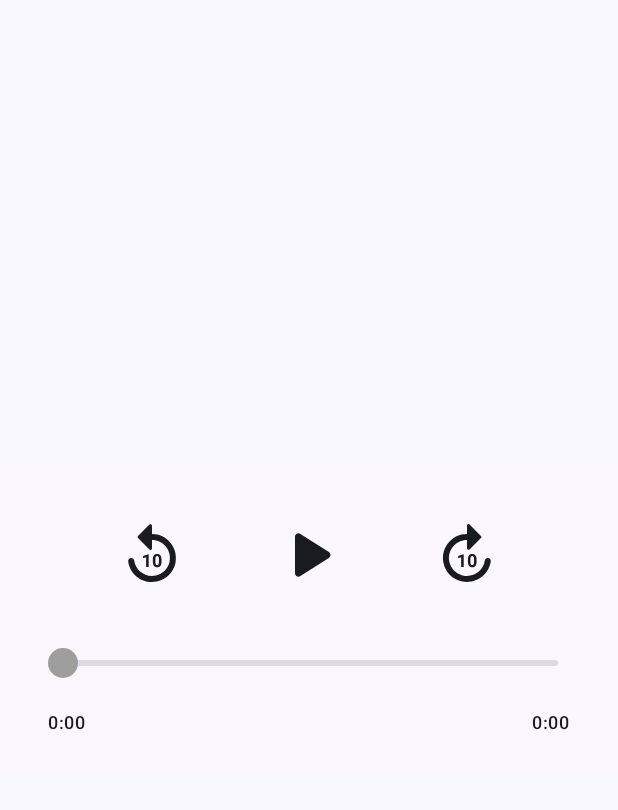
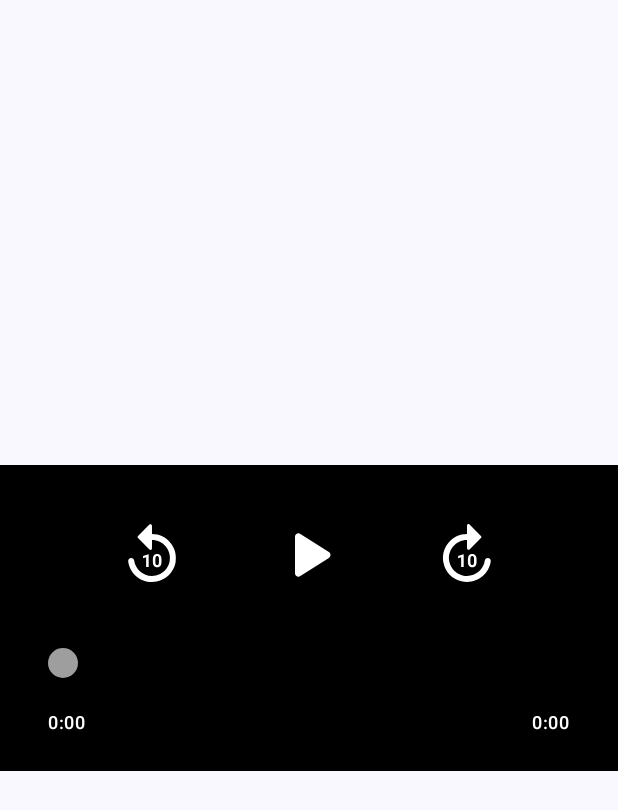
Before and after one commit to Polaralias/AudioFocus, an Android app built with Jetpack Compose: the composable ControlsOverlay shown on its own in the app's theme, on a phone screen of 412 x 824 dp. Shown: the top 810 px of the screen. Run offline under Robolectric (Android 15) with nearby library versions, the phone set to English and light mode, and no system bars.

Commit message:
Derive overlay control colors from fill preferences

```diff
--- a/app/build.gradle.kts
+++ b/app/build.gradle.kts
@@ -82,6 +82,7 @@ dependencies {
     implementation("androidx.compose.material3:material3")
     implementation("androidx.compose.material:material")
     implementation("androidx.compose.material:material-icons-extended")
+    implementation("androidx.palette:palette-ktx:1.0.0")
 
     implementation("androidx.appcompat:appcompat:1.6.1")
     implementation("com.google.android.material:material:1.11.0")
--- a/app/src/main/java/com/polaralias/audiofocus/ui/controls/ControlsOverlay.kt
+++ b/app/src/main/java/com/polaralias/audiofocus/ui/controls/ControlsOverlay.kt
@@ -11,6 +11,7 @@ import androidx.compose.foundation.layout.height
 import androidx.compose.foundation.layout.padding
 import androidx.compose.foundation.layout.size
 import androidx.compose.foundation.layout.wrapContentHeight
+import android.graphics.Color as AndroidColor
 import androidx.compose.material3.Surface
 import androidx.compose.material.Icon
 import androidx.compose.material.IconButton
@@ -33,6 +34,8 @@ import androidx.compose.ui.platform.LocalHapticFeedback
 import androidx.compose.ui.res.stringResource
 import androidx.compose.ui.text.font.FontWeight
 import androidx.compose.ui.unit.dp
+import androidx.compose.ui.graphics.Color
+import com.polaralias.audiofocus.data.OverlayFillMode
 import kotlin.math.roundToInt
 import com.polaralias.audiofocus.R
 
@@ -53,6 +56,15 @@ fun ControlsOverlay(
     val iconSizeSeek = if (state.isPartialOverlay) 40.dp else 48.dp
     val iconSizePlay = if (state.isPartialOverlay) 48.dp else 56.dp
     val spacerHeight = if (state.isPartialOverlay) 8.dp else 12.dp
+    val containerColor = remember(state.containerColor) { Color(state.containerColor) }
+    val baseContentColor = remember(state.contentColor) { Color(state.contentColor) }
+    val contentColor = remember(state.overlayColor, state.overlayFillMode, baseContentColor) {
+        if (state.overlayFillMode == OverlayFillMode.SOLID_COLOR && state.overlayColor == AndroidColor.BLACK) {
+            Color.White
+        } else {
+            baseContentColor
+        }
+    }
 
     Box(
         modifier = Modifier.fillMaxSize(),
@@ -62,7 +74,8 @@ fun ControlsOverlay(
             modifier = Modifier
                 .fillMaxWidth()
                 .wrapContentHeight(),
-            color = MaterialTheme.colorScheme.surface.copy(alpha = 0.92f)
+            color = containerColor,
+            contentColor = contentColor
         ) {
             Column(
                 modifier = Modifier
@@ -88,7 +101,7 @@ fun ControlsOverlay(
                         Icon(
                             imageVector = Icons.Rounded.Replay10,
                             contentDescription = rewindDescription,
-                            tint = MaterialTheme.colorScheme.onSurface,
+                            tint = contentColor,
                             modifier = Modifier.size(iconSizeSeek)
                         )
                     }
@@ -103,7 +116,7 @@ fun ControlsOverlay(
                         Icon(
                             imageVector = if (state.isPlaying) Icons.Rounded.Pause else Icons.Rounded.PlayArrow,
                             contentDescription = playDescription,
-                            tint = MaterialTheme.colorScheme.onSurface,
+                            tint = contentColor,
                             modifier = Modifier.size(iconSizePlay)
                         )
                     }
@@ -120,7 +133,7 @@ fun ControlsOverlay(
                         Icon(
                             imageVector = Icons.Rounded.Forward10,
                             contentDescription = forwardDescription,
-                            tint = MaterialTheme.colorScheme.onSurface,
+                            tint = contentColor,
                             modifier = Modifier.size(iconSizeSeek)
                         )
                     }
@@ -141,11 +154,11 @@ fun ControlsOverlay(
                     enabled = state.canSeek,
                     modifier = Modifier.fillMaxWidth(),
                     colors = SliderDefaults.colors(
-                        thumbColor = MaterialTheme.colorScheme.secondary,
-                        activeTrackColor = MaterialTheme.colorScheme.secondary,
-                        activeTickColor = MaterialTheme.colorScheme.onSecondaryContainer.copy(alpha = 0.6f),
-                        inactiveTrackColor = MaterialTheme.colorScheme.onSurface.copy(alpha = 0.24f),
-                        inactiveTickColor = MaterialTheme.colorScheme.onSurface.copy(alpha = 0.24f)
+                        thumbColor = contentColor,
+                        activeTrackColor = contentColor,
+                        activeTickColor = contentColor.copy(alpha = 0.6f),
+                        inactiveTrackColor = contentColor.copy(alpha = 0.24f),
+                        inactiveTickColor = contentColor.copy(alpha = 0.24f)
                     )
                 )
                 Spacer(modifier = Modifier.height(8.dp))
@@ -156,12 +169,12 @@ fun ControlsOverlay(
                     Text(
                         text = formatTimestamp(state.clampedPosition),
                         style = MaterialTheme.typography.bodySmall.copy(fontWeight = FontWeight.Medium),
-                        color = MaterialTheme.colorScheme.onSurface
+                        color = contentColor
                     )
                     Text(
                         text = formatTimestamp(state.safeDuration),
                         style = MaterialTheme.typography.bodySmall.copy(fontWeight = FontWeight.Medium),
-                        color = MaterialTheme.colorScheme.onSurface
+                        color = contentColor
                     )
                 }
             }
--- a/app/src/main/java/com/polaralias/audiofocus/ui/controls/ControlsUiState.kt
+++ b/app/src/main/java/com/polaralias/audiofocus/ui/controls/ControlsUiState.kt
@@ -1,6 +1,8 @@
 package com.polaralias.audiofocus.ui.controls
 
+import android.graphics.Color
 import android.net.Uri
+import androidx.annotation.ColorInt
 import com.polaralias.audiofocus.data.OverlayDefaults
 import com.polaralias.audiofocus.data.OverlayFillMode
 
@@ -15,6 +17,8 @@ data class ControlsUiState(
     val overlayFillMode: OverlayFillMode = OverlayFillMode.SOLID_COLOR,
     val overlayColor: Int = OverlayDefaults.defaultColor,
     val overlayImageUri: Uri? = null,
+    @ColorInt val containerColor: Int = OverlayDefaults.defaultColor,
+    @ColorInt val contentColor: Int = Color.WHITE,
     val appearanceVersion: Int = 0
 ) {
     val safeDuration: Long get() = duration.coerceAtLeast(0L)
```
Also changed, not shown: app/src/main/java/com/polaralias/audiofocus/service/OverlayColorAnalyzer.kt (added, +108 -0 lines), app/src/main/java/com/polaralias/audiofocus/service/OverlayService.kt (+32 -0 lines).
